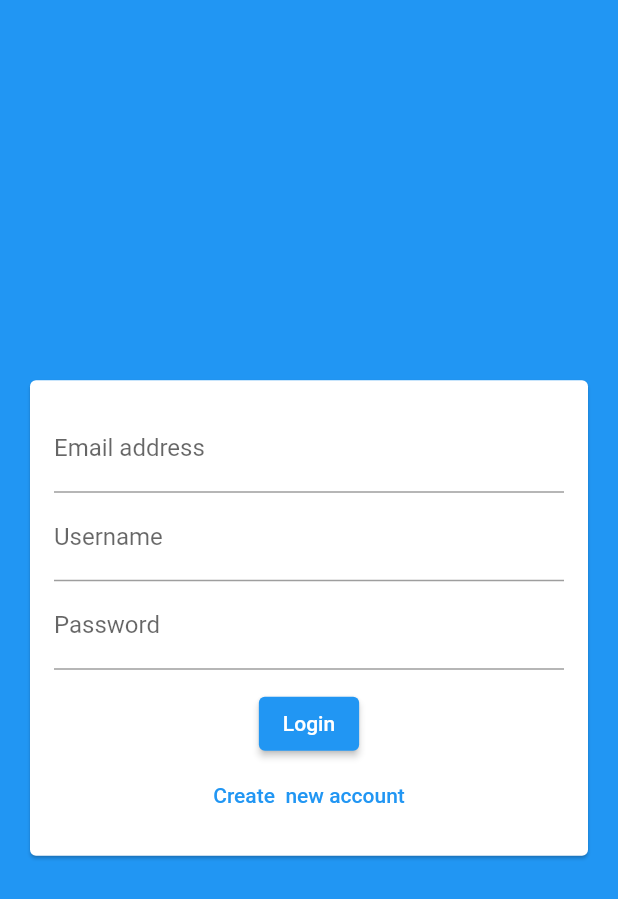
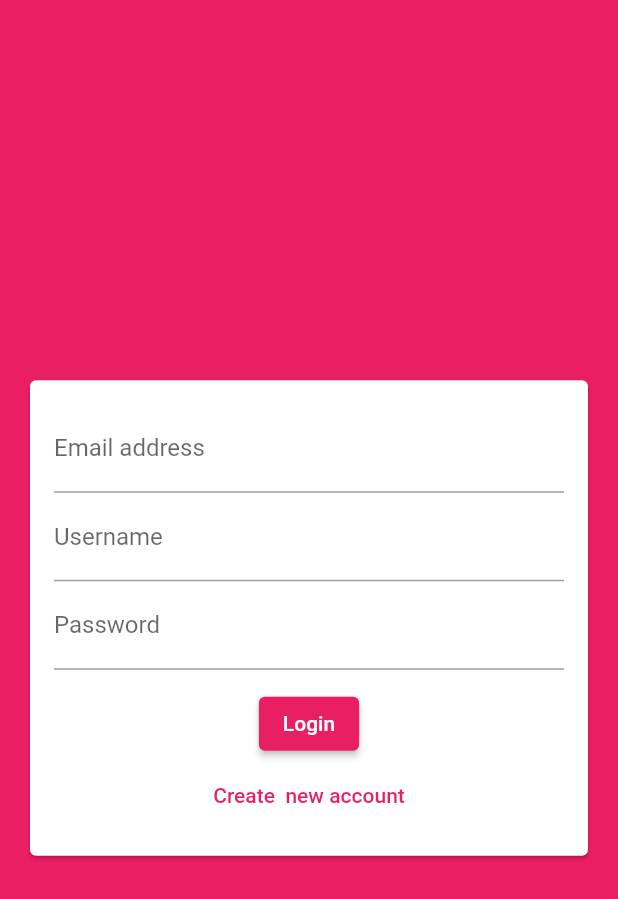
Before and after one commit to mahdibouaziz/flutter_chat_app, a Flutter app: the screen it shows after launch, on a phone screen of 412 x 824 dp. Shown: the top 899 px of the screen. Run offline on Flutter 3.47's test engine with Material 2 defaults, Android fonts, the phone set to English and light mode, and no system bars; our stand-ins replace cloud_firestore, firebase_core; accounts and stored records are empty.

Commit message:
added the auth design

```diff
--- a/lib/main.dart
+++ b/lib/main.dart
@@ -16,7 +16,20 @@ class MyApp extends StatelessWidget {
     return MaterialApp(
       title: 'Flutter Demo',
       theme: ThemeData(
-        primarySwatch: Colors.blue,
+        backgroundColor: Colors.pink,
+        colorScheme:
+            ColorScheme.fromSwatch(primarySwatch: Colors.pink).copyWith(
+          secondary: Colors.deepPurple,
+          onSecondary: Colors.white,
+          background: Colors.pink,
+        ),
+        buttonTheme: ButtonTheme.of(context).copyWith(
+          buttonColor: Colors.pink,
+          textTheme: ButtonTextTheme.primary,
+          shape: RoundedRectangleBorder(
+            borderRadius: BorderRadius.circular(20),
+          ),
+        ),
       ),
       home: FutureBuilder(
         future: Firebase.initializeApp(),
```
